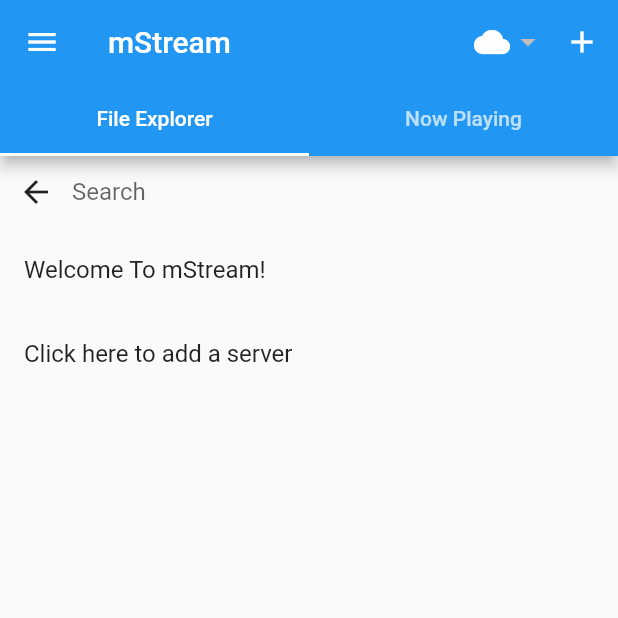
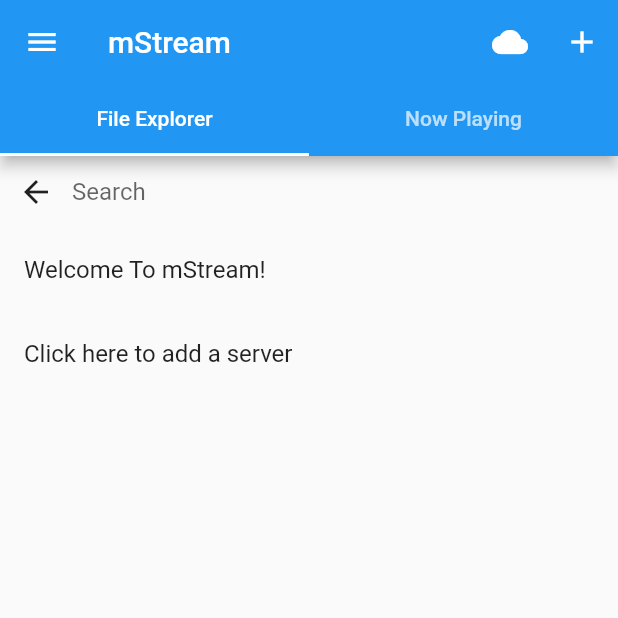
Before and after one commit to IrosTheBeggar/mstream-flutter, a Flutter app: the screen it shows after launch, on a phone screen of 412 x 824 dp, the top half of it. Run offline on Flutter 3.47's test engine with Material 2 defaults, Android fonts, the phone set to English and light mode, and no system bars; our stand-ins replace audioplayers, fluttertoast; missing offline and left inert: flutter_downloader.

Commit message:
Better buttons

```diff
--- a/lib/main.dart
+++ b/lib/main.dart
@@ -417,24 +417,21 @@ class _ExampleAppState extends State<ExampleApp> with SingleTickerProviderStateM
           ],
         ),
         actions: <Widget> [
-          new DropdownButtonHideUnderline(
-            child: DropdownButton(
-              hint: Padding(
-                padding: EdgeInsets.only(left: 44.0),
-                child: new Icon(Icons.cloud),
-              ),
-              onChanged: (newVal) {
-                setState(() {
-                  currentServer = serverList.indexOf(newVal);
-                });
-              },
-              items: serverList.map((server) {
-                return new DropdownMenuItem(
+          new PopupMenuButton(
+            onSelected: (Server selectedServer) {
+              setState(() {
+                currentServer = serverList.indexOf(selectedServer);
+              });
+            },
+            icon: new Icon(Icons.cloud),
+            itemBuilder: (BuildContext context) {
+              return serverList.map((server) {
+                return new PopupMenuItem(
                   value: server,
                   child: new Text(server.nickname.length > 0 ? server.nickname : server.url, style: new TextStyle(color: Colors.black)),
                 );
-              }).toList()
-            )
+              }).toList();
+            },
           ),
           new IconButton (
             icon: new Icon(Icons.add),
```
